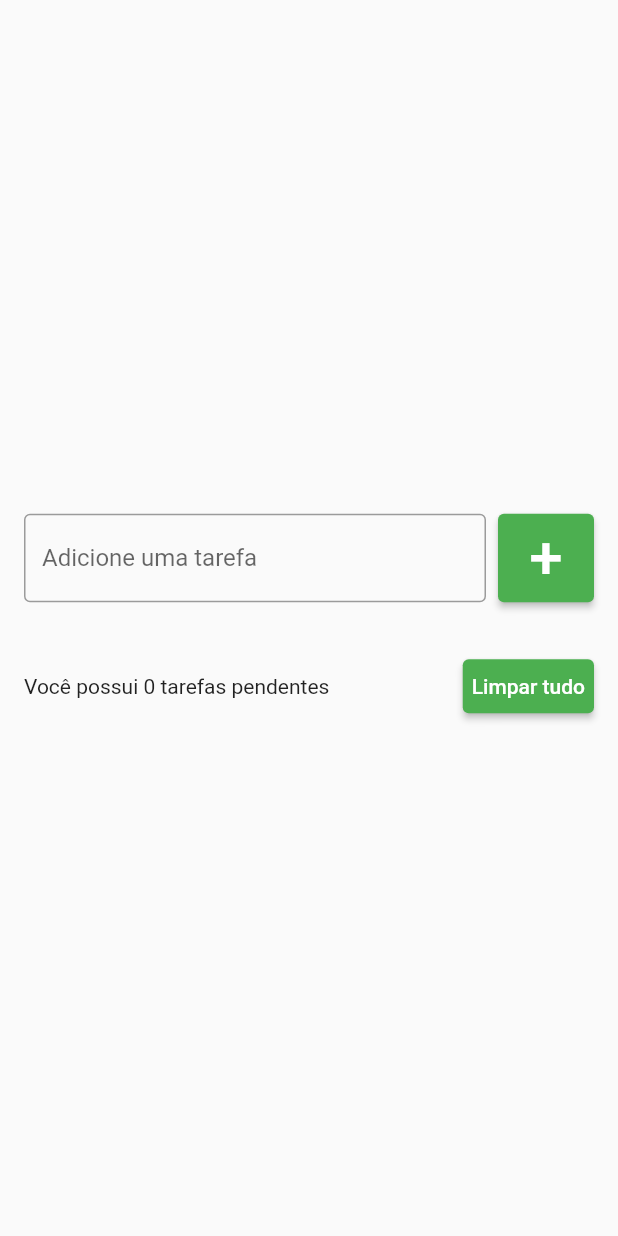
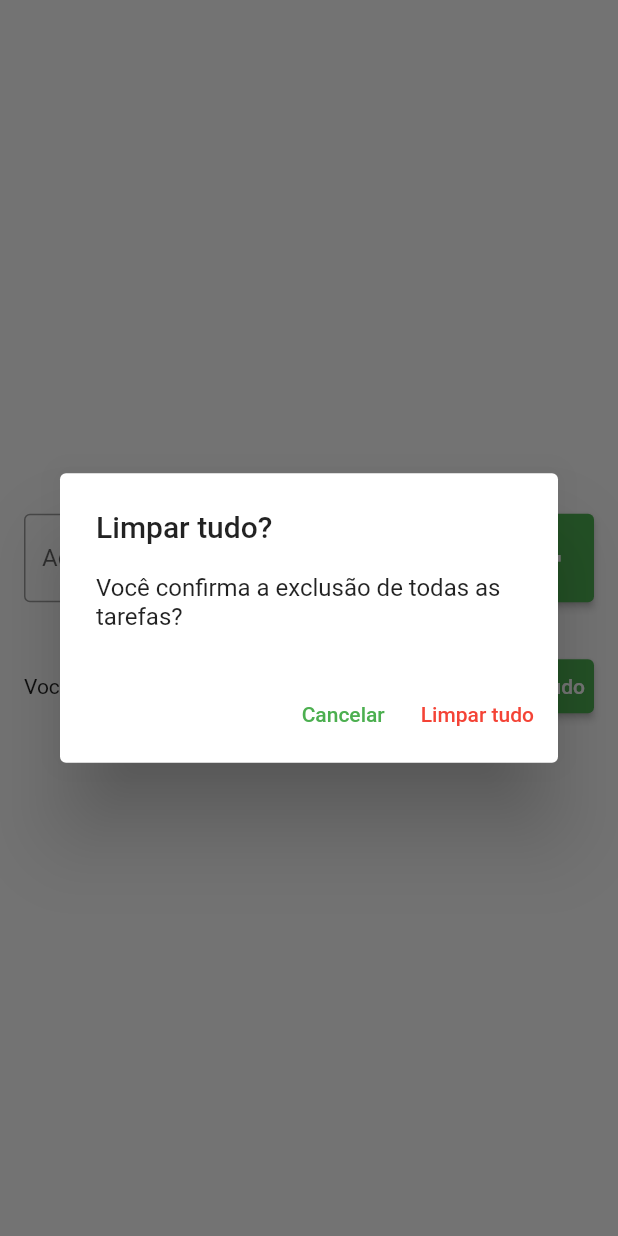
Before and after one commit to leosjcti/flutter_projects, a Flutter app: the screen it shows after launch, after a tap on "Limpar tudo", on a phone screen of 412 x 824 dp. Run offline on Flutter 3.47's test engine with Material 2 defaults, Android fonts, the phone set to English and light mode, and no system bars; our stand-ins replace flutter_slidable.

Commit message:
Lista de tarefas: Programando o delete e delete all

```diff
--- a/todo_list/lib/pages/todo_list_page.dart
+++ b/todo_list/lib/pages/todo_list_page.dart
@@ -82,7 +82,7 @@ class _TodoListPageState extends State<TodoListPage> {
                     ),
                     SizedBox(width: 8),
                     ElevatedButton(
-                      onPressed: () {},
+                      onPressed: showDeleteTodosConfirmationDialog,
                       style: ElevatedButton.styleFrom(
                         backgroundColor: Colors.green,
                         padding: EdgeInsets.all(6),
@@ -123,4 +123,37 @@ class _TodoListPageState extends State<TodoListPage> {
       duration: const Duration(seconds: 5),
     ));
   }
+
+  void showDeleteTodosConfirmationDialog() {
+    showDialog(
+      context: context,
+      builder: (context) => AlertDialog(
+        title: Text('Limpar tudo?'),
+        content: Text('Você confirma a exclusão de todas as tarefas?'),
+        actions: [
+          TextButton(
+            onPressed: () {
+              Navigator.of(context).pop(); //Fecha o dialago
+            },
+            style: TextButton.styleFrom(foregroundColor: Colors.green),
+            child: Text('Cancelar'),
+          ),
+          TextButton(
+            onPressed: () {
+              Navigator.of(context).pop();
+              deleteAllTodos();
+            },
+            style: TextButton.styleFrom(foregroundColor: Colors.red),
+            child: Text('Limpar tudo'),
+          ),
+        ],
+      ),
+    );
+  }
+  void deleteAllTodos() {
+    setState(() {
+      todos.clear();
+    });
+
+  }
 }
```
